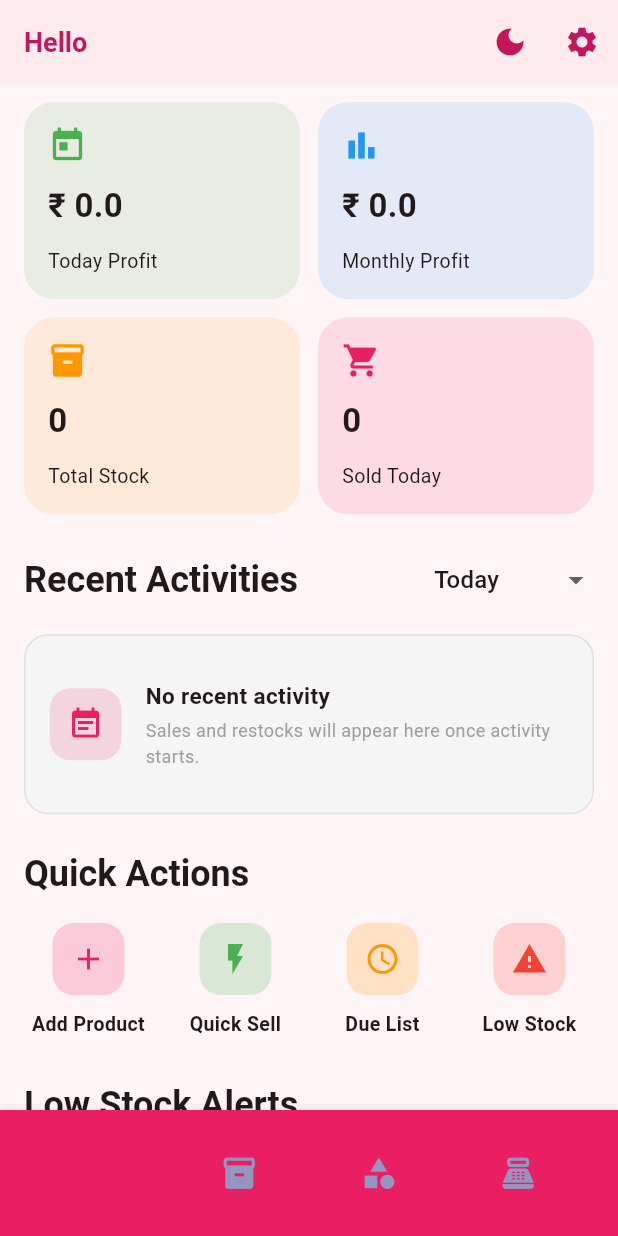
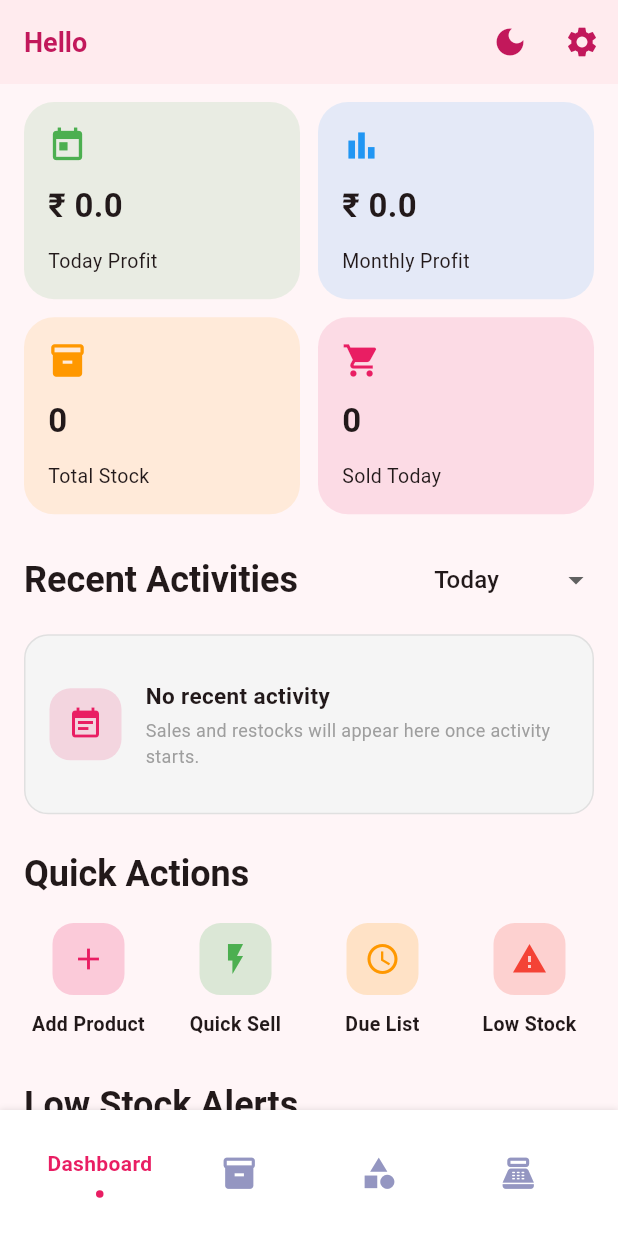
Before and after one commit to sayan-k-d/blushly, a Flutter app: the screen it shows after launch, on a phone screen of 412 x 824 dp. Run offline on Flutter 3.47's test engine with Material 3 defaults, Android fonts, the phone set to English and light mode, and no system bars; drawn by our look-alikes of flashy_tab_bar2; our stand-ins replace confetti, file_picker, flutter_riverpod, google_sign_in, sqflite; missing offline and left inert: flutter_balloons, googleapis; accounts and stored records are empty.

Commit message:
Fixed Bottom Nav bar

```diff
--- a/lib/core/widgets/custom_bottom_nav.dart
+++ b/lib/core/widgets/custom_bottom_nav.dart
@@ -19,7 +19,7 @@ class CustomBottomNav extends ConsumerWidget {
         ref.read(bottomNavIndexProvider.notifier).state = index;
       },
       animationCurve: Curves.easeInOut,
-      backgroundColor: isDark ? const Color(0xFF470A1F) : Colors.pink,
+      backgroundColor: isDark ? const Color(0xFF470A1F) : Colors.white,
       iconSize: 25,
       items: [
         FlashyTabBarItem(
```
